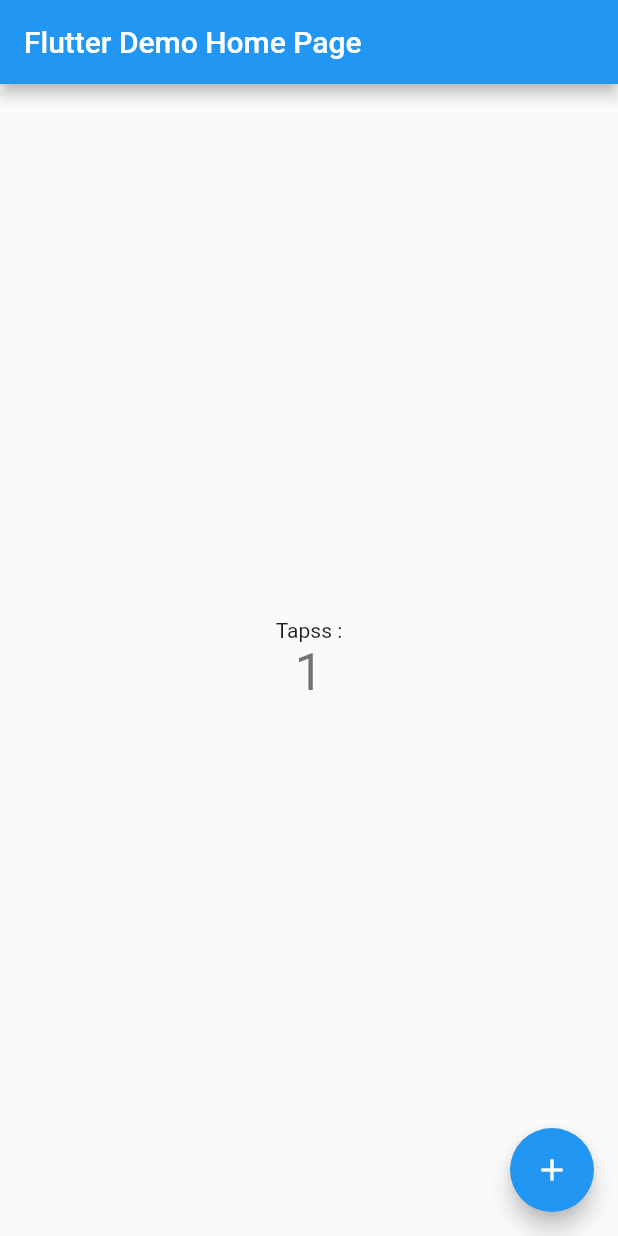
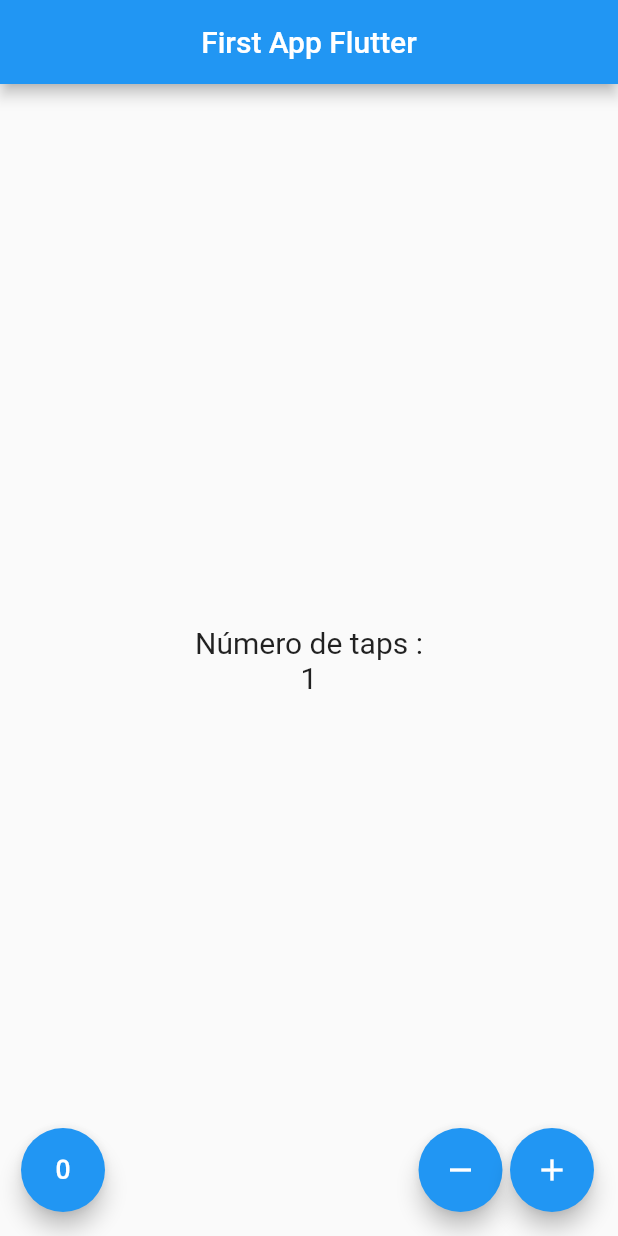
Before and after one commit to myrows/udemy_flutter, a Flutter app: the screen it shows after launch, after a tap on the "add" icon, on a phone screen of 412 x 824 dp. Run offline on Flutter 3.47's test engine with Material 2 defaults, Android fonts, the phone set to English and light mode, and no system bars.

Commit message:
[UPD] first app updated

```diff
--- a/first_app_01/lib/main.dart
+++ b/first_app_01/lib/main.dart
@@ -1,111 +1,13 @@
+
 import 'package:flutter/material.dart';
 
-void main() => runApp(MyApp());
 
-class MyApp extends StatelessWidget {
-  // This widget is the root of your application.
-  @override
-  Widget build(BuildContext context) {
-    return MaterialApp(
-      title: 'Flutter Demo',
-      theme: ThemeData(
-        // This is the theme of your application.
-        //
-        // Try running your application with "flutter run". You'll see the
-        // application has a blue toolbar. Then, without quitting the app, try
-        // changing the primarySwatch below to Colors.green and then invoke
-        // "hot reload" (press "r" in the console where you ran "flutter run",
-        // or simply save your changes to "hot reload" in a Flutter IDE).
-        // Notice that the counter didn't reset back to zero; the application
-        // is not restarted.
-        primarySwatch: Colors.blue,
-      ),
-      home: MyHomePage(title: 'Flutter Demo Home Page'),
-    );
-  }
+import 'src/app.dart';
+
+
+void main() {
+
+  runApp( MyApp() );
+
+
 }
-
-class MyHomePage extends StatefulWidget {
-  MyHomePage({Key key, this.title}) : super(key: key);
-
-  // This widget is the home page of your application. It is stateful, meaning
-  // that it has a State object (defined below) that contains fields that affect
-  // how it looks.
-
-  // This class is the configuration for the state. It holds the values (in this
-  // case the title) provided by the parent (in this case the App widget) and
-  // used by the build method of the State. Fields in a Widget subclass are
-  // always marked "final".
-
-  final String title;
-
-  @override
-  _MyHomePageState createState() => _MyHomePageState();
-}
-
-class _MyHomePageState extends State<MyHomePage> {
-  int _counter = 0;
-
-  void _incrementCounter() {
-    setState(() {
-      // This call to setState tells the Flutter framework that something has
-      // changed in this State, which causes it to rerun the build method below
-      // so that the display can reflect the updated values. If we changed
-      // _counter without calling setState(), then the build method would not be
-      // called again, and so nothing would appear to happen.
-      _counter++;
-    });
-  }
-
-  @override
-  Widget build(BuildContext context) {
-    // This method is rerun every time setState is called, for instance as done
-    // by the _incrementCounter method above.
-    //
-    // The Flutter framework has been optimized to make rerunning build methods
-    // fast, so that you can just rebuild anything that needs updating rather
-    // than having to individually change instances of widgets.
-    return Scaffold(
-      appBar: AppBar(
-        // Here we take the value from the MyHomePage object that was created by
-        // the App.build method, and use it to set our appbar title.
-        title: Text(widget.title),
-      ),
-      body: Center(
-        // Center is a layout widget. It takes a single child and positions it
-        // in the middle of the parent.
-        child: Column(
-          // Column is also a layout widget. It takes a list of children and
-          // arranges them vertically. By default, it sizes itself to fit its
-          // children horizontally, and tries to be as tall as its parent.
-          //
-          // Invoke "debug painting" (press "p" in the console, choose the
-          // "Toggle Debug Paint" action from the Flutter Inspector in Android
-          // Studio, or the "Toggle Debug Paint" command in Visual Studio Code)
-          // to see the wireframe for each widget.
-          //
-          // Column has various properties to control how it sizes itself and
-          // how it positions its children. Here we use mainAxisAlignment to
-          // center the children vertically; the main axis here is the vertical
-          // axis because Columns are vertical (the cross axis would be
-          // horizontal).
-          mainAxisAlignment: MainAxisAlignment.center,
-          children: <Widget>[
-            Text(
-              'Tapss :',
-            ),
-            Text(
-              '$_counter',
-              style: Theme.of(context).textTheme.display1,
-            ),
-          ],
-        ),
-      ),
-      floatingActionButton: FloatingActionButton(
-        onPressed: _incrementCounter,
-        tooltip: 'Increment',
-        child: Icon(Icons.add),
-      ), // This trailing comma makes auto-formatting nicer for build methods.
-    );
-  }
-}
--- /dev/null
+++ b/first_app_01/lib/src/app.dart
@@ -0,0 +1,21 @@
+
+import 'package:flutter/material.dart';
+
+
+import 'pages/contador_page.dart';
+
+class MyApp extends StatelessWidget {
+
+  @override
+  Widget build( context ) {
+
+    return MaterialApp(
+      debugShowCheckedModeBanner: false,
+      home: Center(
+        // child: HomePage(),
+        child: ContadorPage(),
+      ),
+    );
+  }
+
+}
--- /dev/null
+++ b/first_app_01/lib/src/pages/contador_page.dart
@@ -0,0 +1,87 @@
+import 'package:flutter/material.dart';
+
+
+class ContadorPage extends StatefulWidget {
+
+  @override
+  createState() => _ContadorPageState();
+
+}
+
+class _ContadorPageState extends State {
+
+  final TextStyle _txtStyle = new TextStyle( fontSize: 20 );
+  int _counter = 0;
+
+  @override
+  Widget build(BuildContext context) {
+
+    return Scaffold(
+      appBar: AppBar(
+        title: Text('First App Flutter'),
+        centerTitle: true
+      ),
+      body: Center(
+        child: Column(
+          mainAxisAlignment: MainAxisAlignment.center,
+          children: <Widget>[
+            Text('Número de taps :', style: _txtStyle),
+            Text( '$_counter' , style: _txtStyle)
+          ],
+        ),
+      ),
+      floatingActionButton: _crearBotones(),
+    );
+  }
+
+  Widget _crearBotones() {
+
+    return Row(
+
+      mainAxisAlignment: MainAxisAlignment.end,
+
+      children: <Widget>[
+
+      SizedBox(width: 30.0,),
+
+      FloatingActionButton(
+        child: Icon( Icons.exposure_zero ),
+        onPressed: () {
+
+          setState(() => _counter = 0 );
+
+        },
+      ),
+
+      Expanded(child: SizedBox()),
+
+      FloatingActionButton(
+        child: Icon( Icons.remove ),
+        onPressed: () {
+
+          setState(() {
+            if(_counter > 0){
+              _counter--;
+            }
+           });
+
+        },
+      ),
+
+      SizedBox( width: 5.0),
+
+      FloatingActionButton(
+        child: Icon( Icons.add ),
+        onPressed: () {
+
+          setState(() => _counter++ );
+
+        },
+      )
+
+      ],
+
+    );
+  }
+
+}
```
Also changed, not shown: first_app_01/lib/src/pages/home_page.dart (added, +36 -0 lines), 1 other file.
